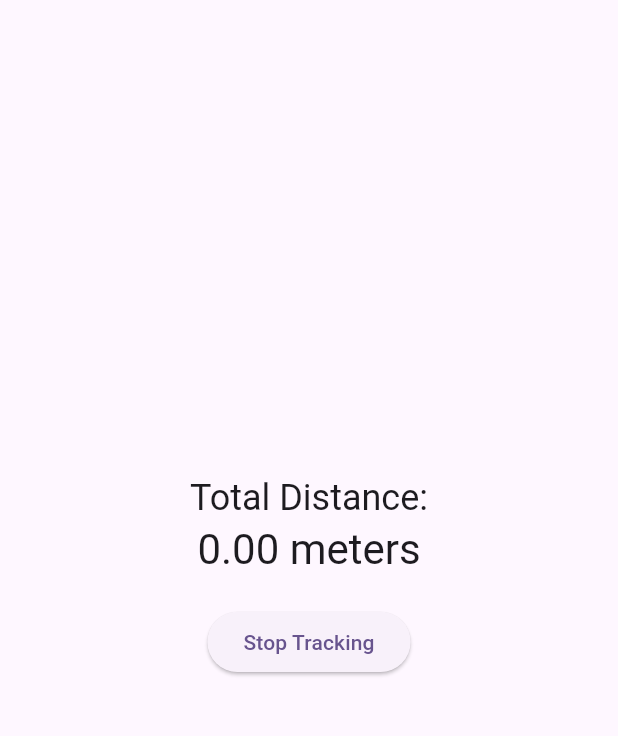
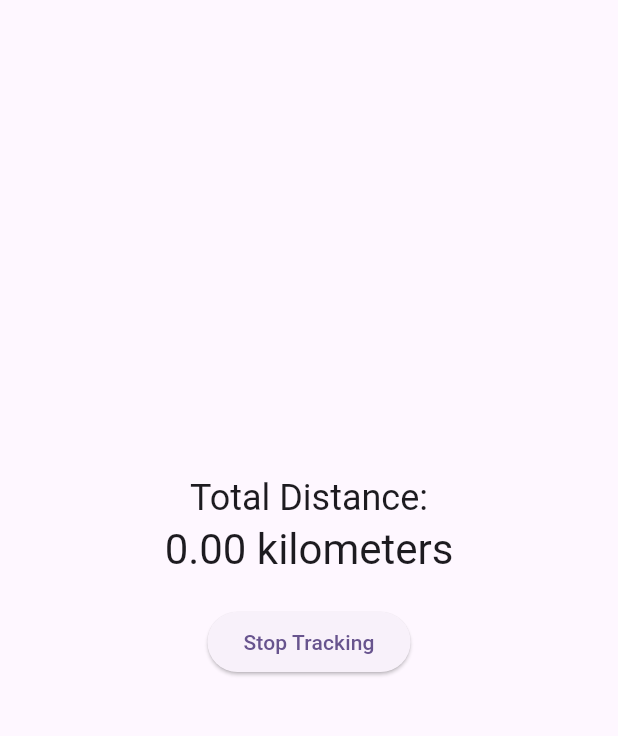
Before and after one commit to jenyeeiam/flutter-driving-distance, a Flutter app: the screen it shows after launch, after a tap on "Start Tracking", on a phone screen of 412 x 824 dp, the part 84-820 px from its top. Run offline on Flutter 3.47's test engine with Material 3 defaults, Android fonts, the phone set to English and light mode, and no system bars; our stand-ins replace geolocator.

Commit message:
running in simulator, units to km

```diff
--- a/lib/main.dart
+++ b/lib/main.dart
@@ -35,7 +35,20 @@ class _MyHomePageState extends State<MyHomePage> {
   double _totalDistance = 0.0;
   Position? _lastPosition;
 
-  void _startTracking() {
+  void _startTracking() async {
+    LocationPermission permission = await Geolocator.checkPermission();
+
+    if (permission == LocationPermission.denied) {
+      permission = await Geolocator.requestPermission();
+    }
+
+    if (permission == LocationPermission.deniedForever) {
+      // Permissions are denied forever, handle appropriately
+      // You can show a dialog or a message to the user
+      return;
+    }
+
+    // If we have permission, start tracking
     setState(() {
       _isTracking = true;
       _totalDistance = 0.0;
@@ -85,7 +98,7 @@ class _MyHomePageState extends State<MyHomePage> {
               style: Theme.of(context).textTheme.headlineSmall,
             ),
             Text(
-              '${_totalDistance.toStringAsFixed(2)} meters',
+              '${(_totalDistance / 1000).toStringAsFixed(2)} kilometers',
               style: Theme.of(context).textTheme.headlineMedium,
             ),
             const SizedBox(height: 20),
```
Also changed, not shown: pubspec.lock, 10 other files.
